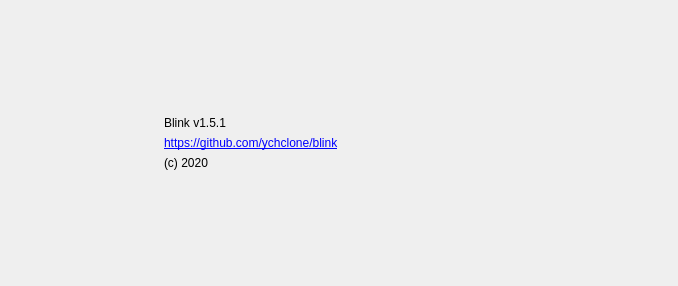
Old version of the form Resources/Forms/aboutDialog.ui in the repository ychclone/blink.
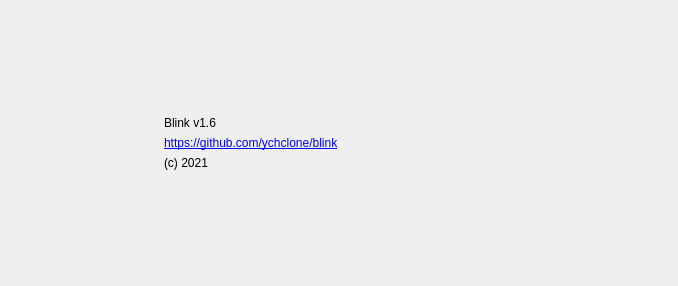
New version of the form. Icons and pictures are not drawn.

The edit to the form file:
```diff
--- a/Resources/Forms/aboutDialog.ui
+++ b/Resources/Forms/aboutDialog.ui
@@ -67,7 +67,7 @@
        <item>
         <widget class="QLabel" name="label_5">
          <property name="text">
-          <string>Blink v1.5.1</string>
+          <string>Blink v1.6</string>
          </property>
         </widget>
        </item>
@@ -84,7 +84,7 @@
        <item>
         <widget class="QLabel" name="label_7">
          <property name="text">
-          <string>(c) 2020</string>
+          <string>(c) 2021</string>
          </property>
         </widget>
        </item>
```
